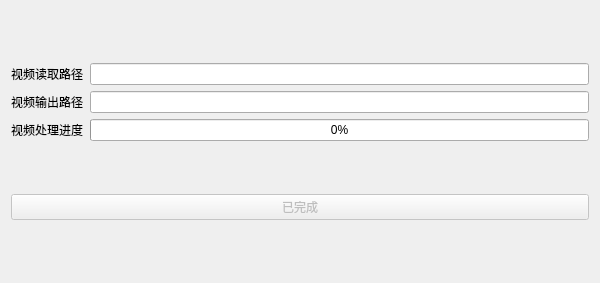
Qt form VideoBackgroundMatting/ProcessBarWindow.ui (SourVoice/VideoBackgroundMatting) before a commit.
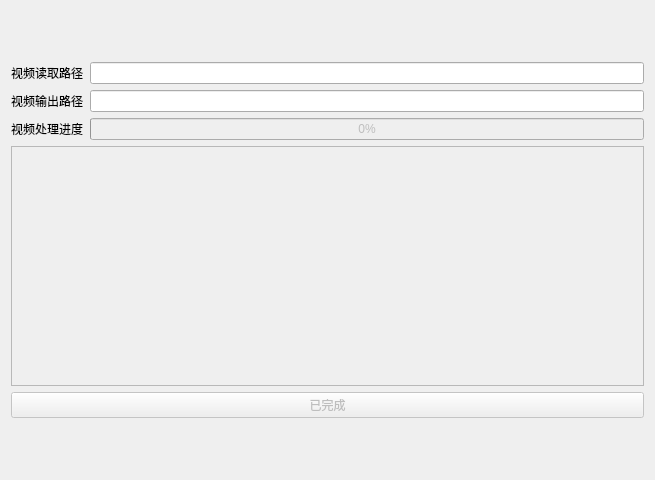
The same form after that commit.

What changed in the file:
```diff
--- a/VideoBackgroundMatting/ProcessBarWindow.ui
+++ b/VideoBackgroundMatting/ProcessBarWindow.ui
@@ -5,12 +5,15 @@
   <property name="windowModality">
    <enum>Qt::WindowModal</enum>
   </property>
+  <property name="enabled">
+   <bool>true</bool>
+  </property>
   <property name="geometry">
    <rect>
     <x>0</x>
     <y>0</y>
-    <width>600</width>
-    <height>283</height>
+    <width>655</width>
+    <height>480</height>
    </rect>
   </property>
   <property name="sizePolicy">
@@ -19,13 +22,25 @@
     <verstretch>0</verstretch>
    </sizepolicy>
   </property>
+  <property name="minimumSize">
+   <size>
+    <width>640</width>
+    <height>480</height>
+   </size>
+  </property>
+  <property name="maximumSize">
+   <size>
+    <width>1080</width>
+    <height>720</height>
+   </size>
+  </property>
   <property name="contextMenuPolicy">
    <enum>Qt::NoContextMenu</enum>
   </property>
   <property name="accessibleName">
    <string/>
   </property>
-  <layout class="QGridLayout" name="gridLayout_3" rowstretch="2,6,2">
+  <layout class="QGridLayout" name="gridLayout_3" rowstretch="1,7,1">
    <item row="0" column="0">
     <spacer name="verticalSpacer">
      <property name="orientation">
@@ -40,7 +55,58 @@
     </spacer>
    </item>
    <item row="1" column="0">
-    <layout class="QGridLayout" name="gridLayout_2" rowstretch="2,6,2">
+    <layout class="QGridLayout" name="gridLayout_2" rowstretch="2,0,0">
+     <item row="2" column="0">
+      <layout class="QHBoxLayout" name="horizontalLayout" stretch="3,1,3">
+       <item>
+        <layout class="QHBoxLayout" name="horizontalLayout_2"/>
+       </item>
+       <item>
+        <widget class="QPushButton" name="finish_btn">
+         <property name="enabled">
+          <bool>false</bool>
+         </property>
+         <property name="text">
+          <string>已完成</string>
+         </property>
+         <property name="checkable">
+          <bool>false</bool>
+         </property>
+        </widget>
+       </item>
+       <item>
+        <layout class="QHBoxLayout" name="horizontalLayout_3"/>
+       </item>
+      </layout>
+     </item>
+     <item row="1" column="0">
+      <widget class="QTextEdit" name="text_browser">
+       <property name="enabled">
+        <bool>false</bool>
+       </property>
+       <property name="sizePolicy">
+        <sizepolicy hsizetype="Expanding" vsizetype="Expanding">
+         <horstretch>0</horstretch>
+         <verstretch>0</verstretch>
+        </sizepolicy>
+       </property>
+       <property name="focusPolicy">
+        <enum>Qt::NoFocus</enum>
+       </property>
+       <property name="contextMenuPolicy">
+        <enum>Qt::NoContextMenu</enum>
+       </property>
+       <property name="styleSheet">
+        <string notr="true"/>
+       </property>
+       <property name="sizeAdjustPolicy">
+        <enum>QAbstractScrollArea::AdjustToContents</enum>
+       </property>
+       <property name="readOnly">
+        <bool>true</bool>
+       </property>
+      </widget>
+     </item>
      <item row="0" column="0">
       <layout class="QGridLayout" name="gridLayout" rowstretch="2,2,2">
        <item row="1" column="0">
@@ -62,6 +128,9 @@
        </item>
        <item row="2" column="1">
         <widget class="QProgressBar" name="progressbar">
+         <property name="enabled">
+          <bool>false</bool>
+         </property>
          <property name="value">
           <number>0</number>
          </property>
@@ -79,42 +148,6 @@
        </item>
       </layout>
      </item>
-     <item row="2" column="0">
-      <layout class="QHBoxLayout" name="horizontalLayout" stretch="3,1,3">
-       <item>
-        <layout class="QHBoxLayout" name="horizontalLayout_2"/>
-       </item>
-       <item>
-        <widget class="QPushButton" name="finish_btn">
-         <property name="enabled">
-          <bool>false</bool>
-         </property>
-         <property name="text">
-          <string>已完成</string>
-         </property>
-         <property name="checkable">
-          <bool>false</bool>
-         </property>
-        </widget>
-       </item>
-       <item>
-        <layout class="QHBoxLayout" name="horizontalLayout_3"/>
-       </item>
-      </layout>
-     </item>
-     <item row="1" column="0">
-      <spacer name="verticalSpacer_2">
-       <property name="orientation">
-        <enum>Qt::Vertical</enum>
-       </property>
-       <property name="sizeHint" stdset="0">
-        <size>
-         <width>20</width>
-         <height>40</height>
-        </size>
-       </property>
-      </spacer>
-     </item>
     </layout>
    </item>
    <item row="2" column="0">
```
